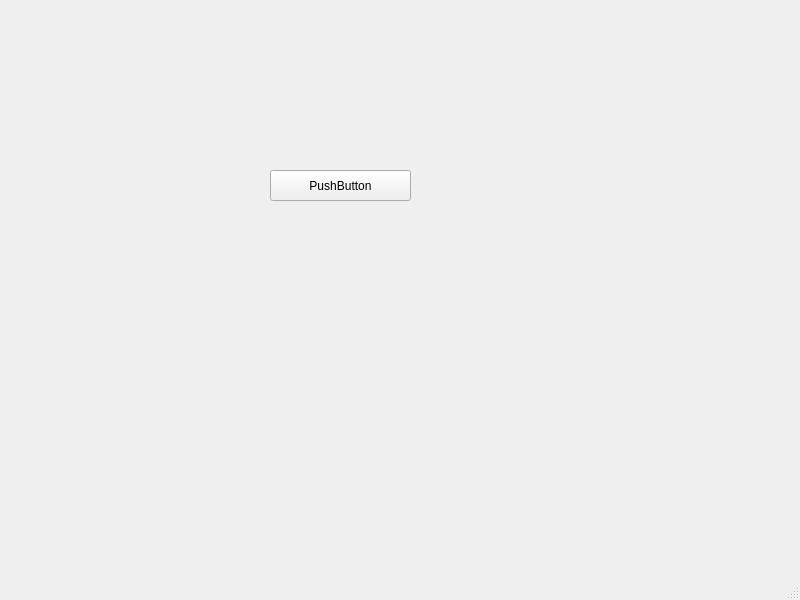
The window that mainwindow.ui (katriel18/testQt) describes before a commit, drawn with Qt 5.
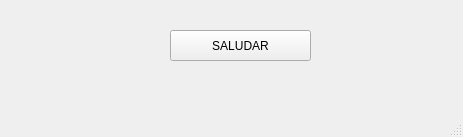
The same window after the commit.

Diff of the .ui file:
```diff
--- a/mainwindow.ui
+++ b/mainwindow.ui
@@ -6,8 +6,8 @@
    <rect>
     <x>0</x>
     <y>0</y>
-    <width>800</width>
-    <height>600</height>
+    <width>463</width>
+    <height>137</height>
    </rect>
   </property>
   <property name="windowTitle">
@@ -17,14 +17,14 @@
    <widget class="QPushButton" name="pushButton">
     <property name="geometry">
      <rect>
-      <x>270</x>
-      <y>170</y>
+      <x>170</x>
+      <y>30</y>
       <width>141</width>
       <height>31</height>
      </rect>
     </property>
     <property name="text">
-     <string>PushButton</string>
+     <string>SALUDAR</string>
     </property>
    </widget>
   </widget>
```
Left out of the diff: 2 changed lines with no effect on the pictures.
